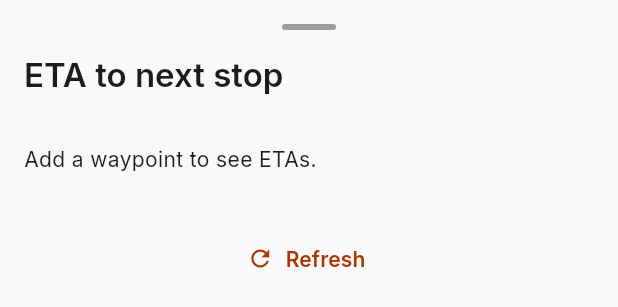
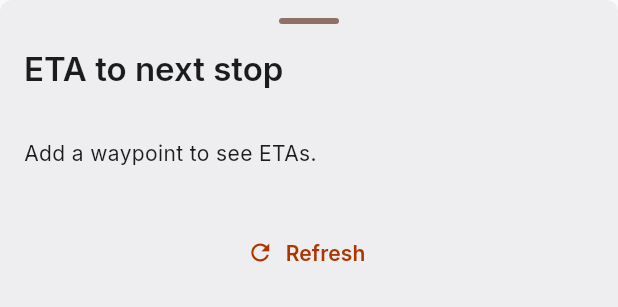
Before and after one commit to ankitjha67/PackPath, a Flutter app: the EtaPanel widget shown alone on an empty page, opened directly with empty values, on a phone screen of 412 x 824 dp. Shown: the top 307 px of the screen. Run offline on Flutter 3.47's test engine with Material 3 defaults, Android fonts, the phone set to English and light mode, and no system bars; our stand-ins replace dio, firebase_core, firebase_messaging, flutter_map, flutter_riverpod, geolocator and 6 more; missing offline and left inert: livekit_client; accounts and stored records are empty; network calls fail.

Commit message:
refactor(ui): eta_panel bottom sheet with surface-container hierarchy
https://claude.ai/code/session_018kNyNAtQtw3TWRp3AqzP24

```diff
--- a/apps/mobile/lib/features/trips/eta_panel.dart
+++ b/apps/mobile/lib/features/trips/eta_panel.dart
@@ -1,6 +1,8 @@
 import 'package:flutter/material.dart';
 import 'package:flutter_riverpod/flutter_riverpod.dart';
 
+import '../../core/theme/app_radii.dart';
+import '../../core/theme/app_spacing.dart';
 import 'etas_repository.dart';
 
 /// Bottom sheet that lists each member's ETA to the next waypoint.
@@ -13,44 +15,58 @@ class EtaPanel extends ConsumerWidget {
   @override
   Widget build(BuildContext context, WidgetRef ref) {
     final etasAsync = ref.watch(tripEtasProvider(tripId));
+    final scheme = Theme.of(context).colorScheme;
+    final textTheme = Theme.of(context).textTheme;
     return DraggableScrollableSheet(
       expand: false,
       initialChildSize: 0.45,
       minChildSize: 0.25,
       maxChildSize: 0.85,
       builder: (context, scrollController) => Material(
+        color: scheme.surfaceContainer,
+        shape: const RoundedRectangleBorder(
+          borderRadius: BorderRadius.only(
+            topLeft: Radius.circular(8),
+            topRight: Radius.circular(8),
+          ),
+        ),
         child: ListView(
           controller: scrollController,
-          padding: const EdgeInsets.all(16),
+          padding: const EdgeInsets.fromLTRB(
+            AppSpacing.base,
+            AppSpacing.md,
+            AppSpacing.base,
+            AppSpacing.base,
+          ),
           children: [
             Center(
               child: Container(
-                width: 36,
+                width: 40,
                 height: 4,
                 decoration: BoxDecoration(
-                  color: Colors.grey,
-                  borderRadius: BorderRadius.circular(4),
+                  color: scheme.outline,
+                  borderRadius: BorderRadius.circular(2),
                 ),
               ),
             ),
-            const SizedBox(height: 16),
+            const SizedBox(height: AppSpacing.base),
             Text(
               'ETA to next stop',
-              style: Theme.of(context).textTheme.titleLarge,
+              style: textTheme.titleLarge,
             ),
-            const SizedBox(height: 8),
+            const SizedBox(height: AppSpacing.sm),
             etasAsync.when(
               loading: () => const Center(child: CircularProgressIndicator()),
               error: (e, _) => Text('Error: $e'),
               data: (etas) {
                 if (etas.members.isEmpty) {
                   return Padding(
-                    padding: const EdgeInsets.symmetric(vertical: 24),
+                    padding: const EdgeInsets.symmetric(vertical: AppSpacing.lg),
                     child: Text(
                       etas.waypointName == null
                           ? 'Add a waypoint to see ETAs.'
                           : 'No live positions yet for ${etas.waypointName}.',
-                      style: Theme.of(context).textTheme.bodyMedium,
+                      style: textTheme.bodyMedium,
                     ),
                   );
                 }
@@ -60,30 +76,64 @@ class EtaPanel extends ConsumerWidget {
                       Align(
                         alignment: Alignment.centerLeft,
                         child: Padding(
-                          padding: const EdgeInsets.only(bottom: 12),
+                          padding: const EdgeInsets.only(bottom: AppSpacing.md),
                           child: Text(
                             'Heading to ${etas.waypointName}',
-                            style: Theme.of(context).textTheme.bodyMedium,
+                            style: textTheme.bodyMedium?.copyWith(
+                              color: scheme.onSurfaceVariant,
+                            ),
                           ),
                         ),
                       ),
-                    for (final m in etas.members)
-                      ListTile(
-                        leading: const Icon(Icons.directions_car_outlined),
-                        title: Text('Member ${m.userId.substring(0, 6)}'),
-                        subtitle: Text(
-                          '${(m.distanceM / 1000).toStringAsFixed(1)} km',
+                    for (final m in etas.members) ...[
+                      Container(
+                        decoration: BoxDecoration(
+                          color: scheme.surfaceContainerLow,
+                          borderRadius: AppRadii.lg,
                         ),
-                        trailing: Text(
-                          _formatDuration(m.durationS),
-                          style: Theme.of(context).textTheme.titleMedium,
+                        padding: const EdgeInsets.symmetric(
+                          horizontal: AppSpacing.md,
+                          vertical: AppSpacing.md,
+                        ),
+                        child: Row(
+                          children: [
+                            Icon(
+                              Icons.directions_car_outlined,
+                              color: scheme.onSurfaceVariant,
+                            ),
+                            const SizedBox(width: AppSpacing.md),
+                            Expanded(
+                              child: Column(
+                                crossAxisAlignment: CrossAxisAlignment.start,
+                                mainAxisSize: MainAxisSize.min,
+                                children: [
+                                  Text(
+                                    'Member ${m.userId.substring(0, 6)}',
+                                    style: textTheme.titleSmall,
+                                  ),
+                                  Text(
+                                    '${(m.distanceM / 1000).toStringAsFixed(1)} km',
+                                    style: textTheme.bodySmall?.copyWith(
+                                      color: scheme.onSurfaceVariant,
+                                    ),
+                                  ),
+                                ],
+                              ),
+                            ),
+                            Text(
+                              _formatDuration(m.durationS),
+                              style: textTheme.headlineSmall,
+                            ),
+                          ],
                         ),
                       ),
+                      const SizedBox(height: AppSpacing.sm),
+                    ],
                   ],
                 );
               },
             ),
-            const SizedBox(height: 8),
+            const SizedBox(height: AppSpacing.sm),
             Center(
               child: TextButton.icon(
                 icon: const Icon(Icons.refresh),
```
